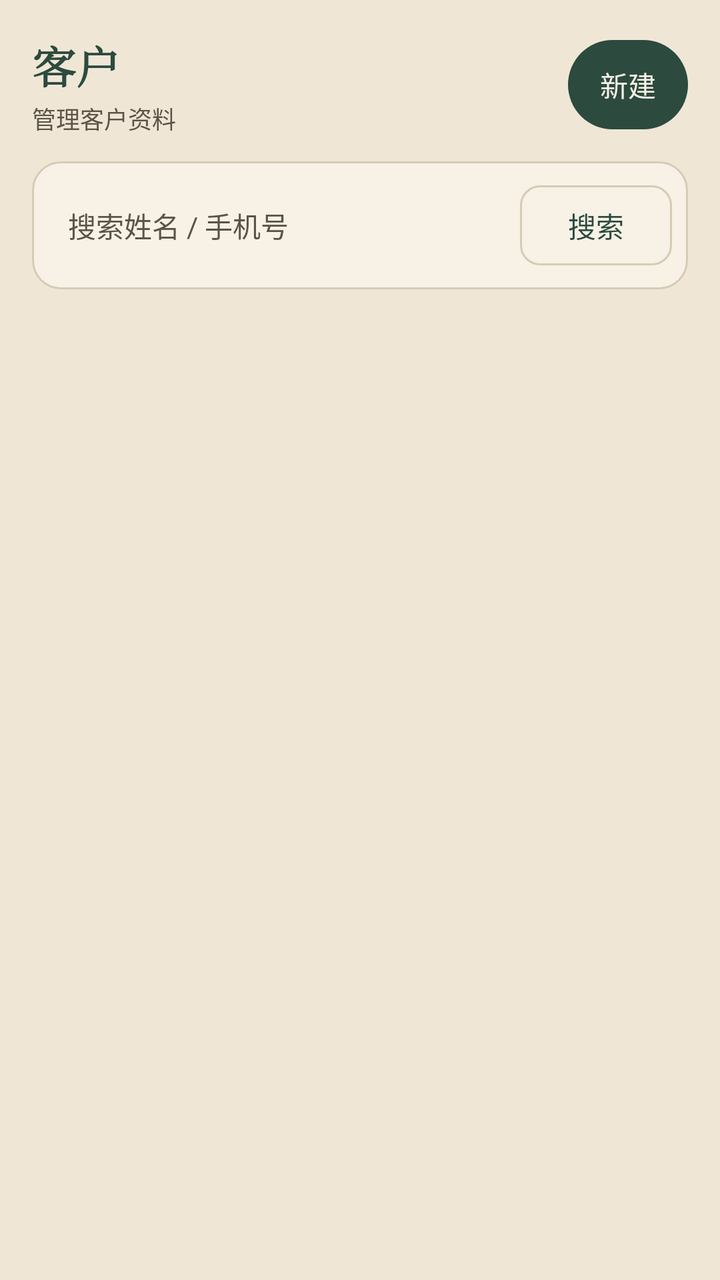
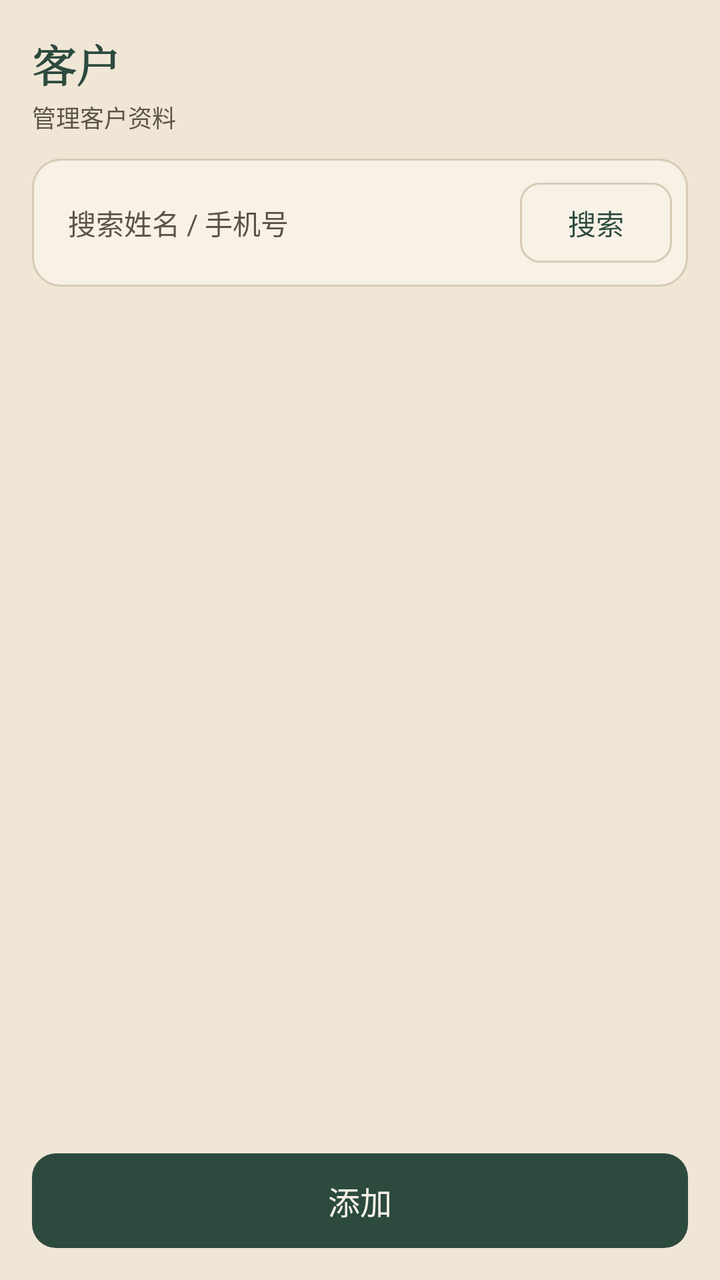

Two renders of the same Android screen: before a commit and after it. Below are the layout's source before the change and the commit's diff.
<!-- AndroidManifest.xml: application theme Theme.HairClinic -->
<!-- res/layout/fragment_list.xml -->
<?xml version="1.0" encoding="utf-8"?>
<LinearLayout xmlns:android="http://schemas.android.com/apk/res/android"
    xmlns:app="http://schemas.android.com/apk/res-auto"
    android:layout_width="match_parent"
    android:layout_height="match_parent"
    android:background="@color/paper"
    android:orientation="vertical"
    android:paddingHorizontal="16dp"
    android:paddingTop="16dp"
    android:paddingBottom="8dp">

    <LinearLayout
        android:layout_width="match_parent"
        android:layout_height="wrap_content"
        android:gravity="center_vertical"
        android:orientation="horizontal"
        android:paddingBottom="12dp">

        <LinearLayout
            android:layout_width="0dp"
            android:layout_height="wrap_content"
            android:layout_weight="1"
            android:orientation="vertical">
            <TextView
                android:id="@+id/pageTitle"
                android:layout_width="wrap_content"
                android:layout_height="wrap_content"
                android:fontFamily="serif"
                android:text="客户"
                android:textColor="@color/pine"
                android:textSize="22sp"
                android:textStyle="bold" />
            <TextView
                android:id="@+id/pageSubtitle"
                android:layout_width="wrap_content"
                android:layout_height="wrap_content"
                android:layout_marginTop="2dp"
                android:text="管理客户资料"
                android:textColor="@color/ink_soft"
                android:textSize="12sp" />
        </LinearLayout>

        <com.google.android.material.button.MaterialButton
            android:id="@+id/addBtn"
            style="@style/Widget.XinShang.Button"
            android:layout_width="wrap_content"
            android:layout_height="wrap_content"
            android:minWidth="0dp"
            android:paddingHorizontal="16dp"
            android:text="新建"
            app:cornerRadius="999dp" />
    </LinearLayout>

    <LinearLayout
        android:id="@+id/searchRow"
        android:layout_width="match_parent"
        android:layout_height="wrap_content"
        android:background="@drawable/bg_card"
        android:gravity="center_vertical"
        android:orientation="horizontal"
        android:padding="8dp">

        <EditText
            android:id="@+id/searchInput"
            android:layout_width="0dp"
            android:layout_height="wrap_content"
            android:layout_weight="1"
            android:background="@android:color/transparent"
            android:hint="搜索姓名 / 手机号"
            android:paddingHorizontal="10dp"
            android:paddingVertical="8dp"
            android:textColor="@color/ink"
            android:textColorHint="@color/ink_soft"
            android:textSize="14sp" />

        <com.google.android.material.button.MaterialButton
            android:id="@+id/searchBtn"
            style="@style/Widget.XinShang.Button.Ghost"
            android:layout_width="wrap_content"
            android:layout_height="wrap_content"
            android:minWidth="0dp"
            android:text="搜索"
            app:cornerRadius="10dp" />
    </LinearLayout>

    <androidx.recyclerview.widget.RecyclerView
        android:id="@+id/list"
        android:layout_width="match_parent"
        android:layout_height="0dp"
        android:layout_marginTop="12dp"
        android:layout_weight="1"
        android:clipToPadding="false"
        android:paddingBottom="8dp" />

    <TextView
        android:id="@+id/emptyText"
        android:layout_width="match_parent"
        android:layout_height="wrap_content"
        android:gravity="center"
        android:padding="24dp"
        android:text="暂无数据"
        android:textColor="@color/ink_soft"
        android:textSize="14sp"
        android:visibility="gone" />
</LinearLayout>
<!-- resources referenced by this layout -->
<resources>
  <color name="ink">#1F1A14</color>
  <color name="ink_soft">#5C5348</color>
  <color name="paper">#EFE6D6</color>
  <color name="pine">#2C4A3E</color>
  <!-- drawable bg_card (drawable) -->
  <?xml version="1.0" encoding="utf-8"?>
  <shape xmlns:android="http://schemas.android.com/apk/res/android">
      <solid android:color="@color/paper2" />
      <stroke android:width="1dp" android:color="@color/line" />
      <corners android:radius="14dp" />
  </shape>
  <style name="Widget.XinShang.Button" parent="Widget.Material3.Button">
          <item name="backgroundTint">@color/pine</item>
          <item name="android:textColor">@color/paper2</item>
          <item name="cornerRadius">12dp</item>
          <item name="android:paddingTop">12dp</item>
          <item name="android:paddingBottom">12dp</item>
          <item name="android:textAllCaps">false</item>
          <item name="android:letterSpacing">0</item>
      </style>
  <style name="Widget.XinShang.Button.Ghost" parent="Widget.Material3.Button.OutlinedButton">
          <item name="strokeColor">@color/line</item>
          <item name="strokeWidth">1dp</item>
          <item name="android:textColor">@color/pine</item>
          <item name="cornerRadius">12dp</item>
          <item name="android:textAllCaps">false</item>
      </style>
  <style name="Theme.HairClinic" parent="Theme.Material3.Light.NoActionBar">
          <item name="colorPrimary">@color/pine</item>
          <item name="colorOnPrimary">@color/paper2</item>
          <item name="colorSecondary">@color/pine2</item>
          <item name="colorOnSecondary">@color/paper2</item>
          <item name="colorSurface">@color/paper2</item>
          <item name="colorOnSurface">@color/ink</item>
          <item name="android:colorBackground">@color/paper</item>
          <item name="colorOnBackground">@color/ink</item>
          <item name="colorError">@color/cinnabar</item>
          <item name="colorOutline">@color/line</item>
          <item name="android:statusBarColor">@color/pine</item>
          <item name="android:navigationBarColor">@color/paper</item>
          <item name="android:windowLightStatusBar">false</item>
          <item name="android:windowLightNavigationBar">true</item>
          <item name="android:windowBackground">@color/paper</item>
          <item name="materialButtonStyle">@style/Widget.XinShang.Button</item>
      </style>
  <color name="paper2">#F7F1E6</color>
  <color name="line">#D7CBB6</color>
  <color name="pine2">#3D6656</color>
  <color name="cinnabar">#B4452A</color>
</resources>

<!-- the commit's change to res/layout/fragment_list.xml (unified diff, before → after) -->
@@ -7,49 +7,27 @@
     android:orientation="vertical"
     android:paddingHorizontal="16dp"
     android:paddingTop="16dp"
-    android:paddingBottom="8dp">
+    android:paddingBottom="12dp">
 
-    <LinearLayout
-        android:layout_width="match_parent"
+    <TextView
+        android:id="@+id/pageTitle"
+        android:layout_width="wrap_content"
         android:layout_height="wrap_content"
-        android:gravity="center_vertical"
-        android:orientation="horizontal"
-        android:paddingBottom="12dp">
+        android:fontFamily="serif"
+        android:text="客户"
+        android:textColor="@color/pine"
+        android:textSize="22sp"
+        android:textStyle="bold" />
 
-        <LinearLayout
-            android:layout_width="0dp"
-            android:layout_height="wrap_content"
-            android:layout_weight="1"
-            android:orientation="vertical">
-            <TextView
-                android:id="@+id/pageTitle"
-                android:layout_width="wrap_content"
-                android:layout_height="wrap_content"
-                android:fontFamily="serif"
-                android:text="客户"
-                android:textColor="@color/pine"
-                android:textSize="22sp"
-                android:textStyle="bold" />
-            <TextView
-                android:id="@+id/pageSubtitle"
-                android:layout_width="wrap_content"
-                android:layout_height="wrap_content"
-                android:layout_marginTop="2dp"
-                android:text="管理客户资料"
-                android:textColor="@color/ink_soft"
-                android:textSize="12sp" />
-        </LinearLayout>
-
-        <com.google.android.material.button.MaterialButton
-            android:id="@+id/addBtn"
-            style="@style/Widget.XinShang.Button"
-            android:layout_width="wrap_content"
-            android:layout_height="wrap_content"
-            android:minWidth="0dp"
-            android:paddingHorizontal="16dp"
-            android:text="新建"
-            app:cornerRadius="999dp" />
-    </LinearLayout>
+    <TextView
+        android:id="@+id/pageSubtitle"
+        android:layout_width="wrap_content"
+        android:layout_height="wrap_content"
+        android:layout_marginTop="2dp"
+        android:layout_marginBottom="12dp"
+        android:text="管理客户资料"
+        android:textColor="@color/ink_soft"
+        android:textSize="12sp" />
 
     <LinearLayout
         android:id="@+id/searchRow"
@@ -83,23 +61,39 @@
             app:cornerRadius="10dp" />
     </LinearLayout>
 
-    <androidx.recyclerview.widget.RecyclerView
-        android:id="@+id/list"
+    <FrameLayout
         android:layout_width="match_parent"
         android:layout_height="0dp"
         android:layout_marginTop="12dp"
-        android:layout_weight="1"
-        android:clipToPadding="false"
-        android:paddingBottom="8dp" />
+        android:layout_weight="1">
 
-    <TextView
-        android:id="@+id/emptyText"
+        <androidx.recyclerview.widget.RecyclerView
+            android:id="@+id/list"
+            android:layout_width="match_parent"
+            android:layout_height="match_parent"
+            android:clipToPadding="false"
+            android:paddingBottom="8dp" />
+
+        <TextView
+            android:id="@+id/emptyText"
+            android:layout_width="match_parent"
+            android:layout_height="wrap_content"
+            android:layout_gravity="center"
+            android:gravity="center"
+            android:padding="24dp"
+            android:text="暂无数据"
+            android:textColor="@color/ink_soft"
+            android:textSize="14sp"
+            android:visibility="gone" />
+    </FrameLayout>
+
+    <com.google.android.material.button.MaterialButton
+        android:id="@+id/addBtn"
         android:layout_width="match_parent"
         android:layout_height="wrap_content"
-        android:gravity="center"
-        android:padding="24dp"
-        android:text="暂无数据"
-        android:textColor="@color/ink_soft"
-        android:textSize="14sp"
-        android:visibility="gone" />
+        android:layout_marginTop="8dp"
+        android:text="添加"
+        android:textSize="16sp"
+        app:backgroundTint="@color/pine"
+        app:cornerRadius="12dp" />
 </LinearLayout>
